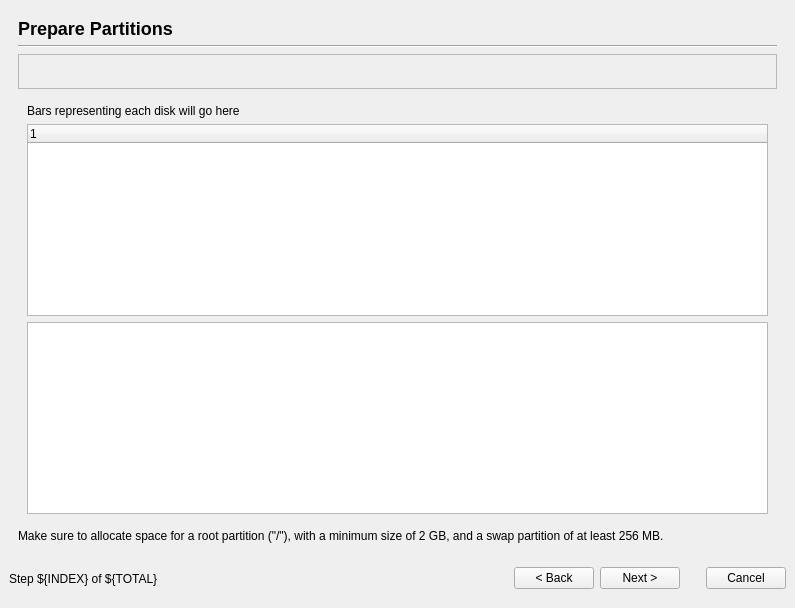
This is ubiquity/frontend/liveinstaller.ui in chenhan1218/ubiquity as Qt 5 draws it before an edit. The edited form follows.
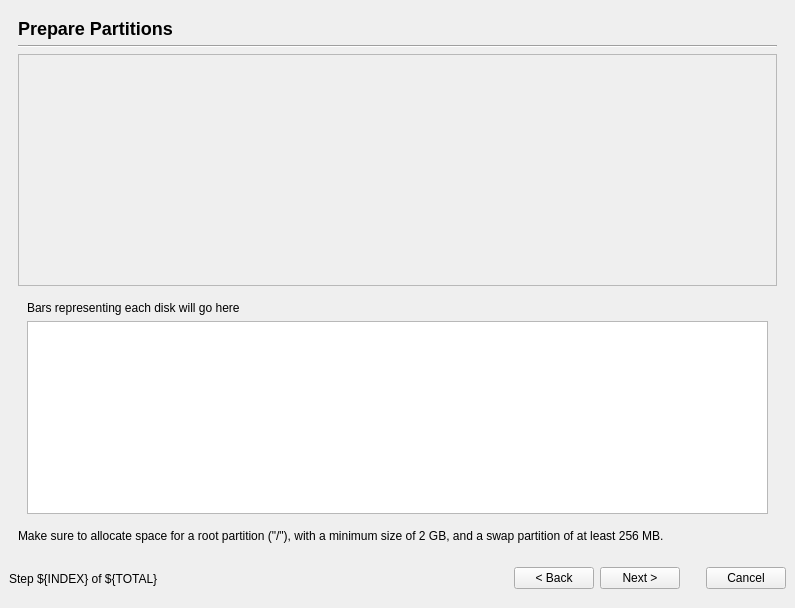
This is the edited form. The open tabs and pages were chosen to show the change. Icons and pictures are not drawn.

Commit message: remove debugging statements rename treeview2 to treeview and scrap unused qtreewidget

The edit to the form file:
```diff
--- a/ubiquity/frontend/liveinstaller.ui
+++ b/ubiquity/frontend/liveinstaller.ui
@@ -765,11 +765,8 @@
             </property>
            </widget>
           </item>
-          <item row="1" column="0" >
-           <widget class="QTreeWidget" name="partition_list_treeview" />
-          </item>
           <item row="2" column="0" >
-           <widget class="QTreeView" name="partition_list_treeview2" >
+           <widget class="QTreeView" name="partition_list_treeview" >
             <property name="contextMenuPolicy" >
              <enum>Qt::CustomContextMenu</enum>
             </property>
```
The commit also changes 1 other file.
